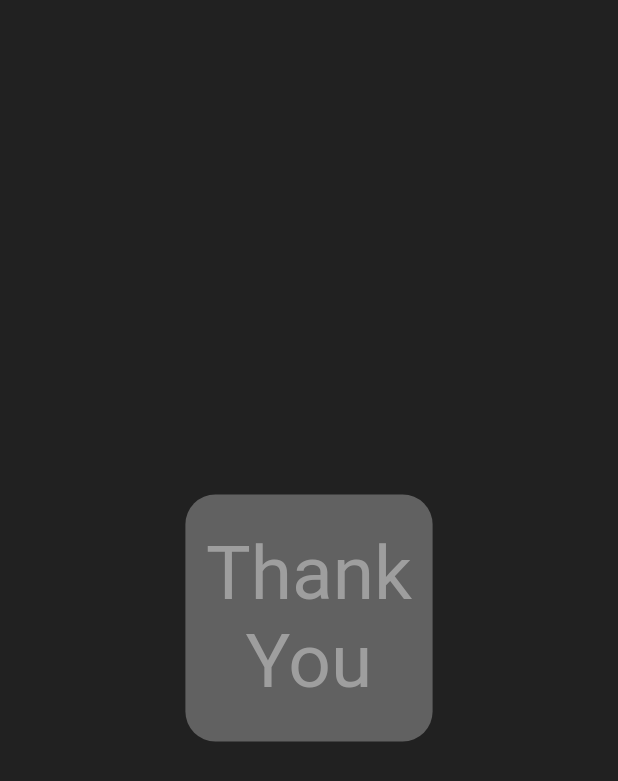
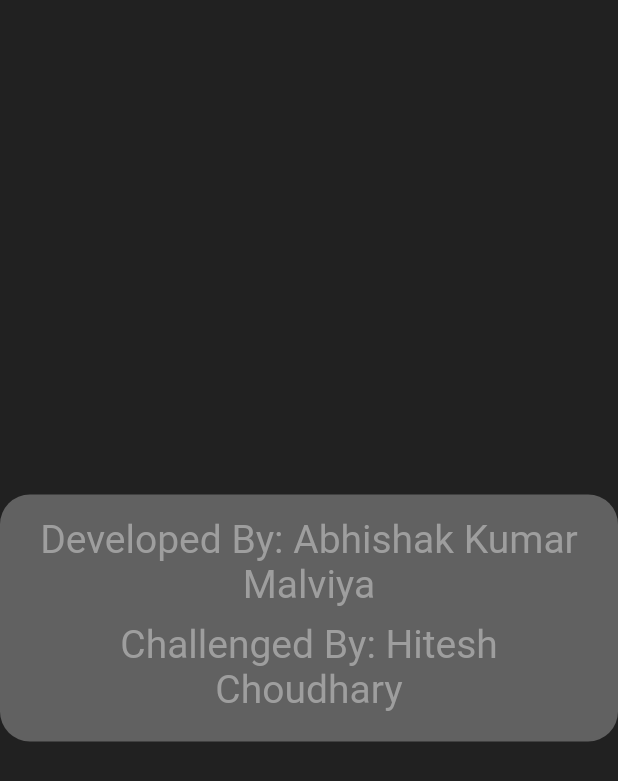
Before and after one commit to akmalviya03/lco_challenge, a Flutter app: the finalScreen screen opened directly, on a phone screen of 412 x 824 dp. Shown: the top 781 px of the screen. Run offline on Flutter 3.47's test engine with Material 2 defaults, Android fonts, the phone set to English and light mode, and no system bars; our stand-ins replace assets_audio_player.

Commit message:
Added Background Music

```diff
--- a/lib/startexercise.dart
+++ b/lib/startexercise.dart
@@ -33,7 +33,6 @@ class _StartExerciseState extends State<StartExercise> {
   int exer_sets;
   String exer_name;
   bool buttontoggle = true;
-  int breakTime = 40;
   int min;
   int sec;
   AssetsAudioPlayer assetsAudioPlayer = AssetsAudioPlayer();
@@ -41,10 +40,11 @@ class _StartExerciseState extends State<StartExercise> {
   void initState() {
     // TODO: implement initState
     super.initState();
-    exer_Time = widget.exercise_timings[0].toString();
+    exer_Time = widget.exercise_timings[0].toString() + ":" + (00).toString();
     exer_img = widget.exercise_images[0];
     exer_sets = 1;
     exer_name = widget.exercise_names[0];
+    assetsAudioPlayer.loop = true;
   }
 
   void update() async {
@@ -53,6 +53,11 @@ class _StartExerciseState extends State<StartExercise> {
         exer_sets = (i + 1);
       });
       while (j < 5) {
+        assetsAudioPlayer.open(
+          Audio(widget.exercise_audio[j]),
+        );
+        assetsAudioPlayer.loop = true;
+        assetsAudioPlayer.play();
         setState(() {
           exer_img = widget.exercise_images[j];
           exer_name = widget.exercise_names[j];
@@ -70,13 +75,15 @@ class _StartExerciseState extends State<StartExercise> {
               })
               ..onDone(() {
                 if (j == 4 && exer_sets == widget.sets) {
+                  assetsAudioPlayer.stop();
                   showDialog(context: context, child: finalScreen());
                 } else {
+                  assetsAudioPlayer.stop();
                   showDialog(context: context, child: BreakDialog());
                 }
               });
         await Future.delayed(
-            Duration(seconds: ((widget.exercise_timings[j]*60) + 40)));
+            Duration(seconds: ((widget.exercise_timings[j] * 60) + 40)));
         j++;
       }
       j = 0;
@@ -146,7 +153,7 @@ class _StartExerciseState extends State<StartExercise> {
                               color: Color(0xff616161),
                             ),
                             child: Padding(
-                              padding: const EdgeInsets.all(80.0),
+                              padding: const EdgeInsets.all(10.0),
                               child: Image.asset(
                                 exer_img.toString(),
                               ),
@@ -221,13 +228,18 @@ class _BreakDialogState extends State<BreakDialog> {
       backgroundColor: Colors.transparent,
       body: Center(
         child: Container(
-          decoration: BoxDecoration(color: Color(0xff616161),borderRadius: BorderRadius.all(Radius.circular(20))),
+          decoration: BoxDecoration(
+              color: Color(0xff616161),
+              borderRadius: BorderRadius.all(Radius.circular(20))),
           width: MediaQuery.of(context).size.width * 0.40,
           height: MediaQuery.of(context).size.height * 0.20,
           child: Center(
-            child: Text(
-              val.toString(),
-              style: TextStyle(color: Color(0xff9E9E9E), fontSize: 50),
+            child: Padding(
+              padding: const EdgeInsets.all(8.0),
+              child: Text(
+                val.toString(),
+                style: TextStyle(color: Color(0xff9E9E9E), fontSize: 50),
+              ),
             ),
           ),
         ),
@@ -243,14 +255,29 @@ class finalScreen extends StatelessWidget {
       backgroundColor: Color(0xff212121),
       body: Center(
         child: Container(
-          decoration: BoxDecoration(color: Color(0xff616161),borderRadius: BorderRadius.all(Radius.circular(20))),
-          width: MediaQuery.of(context).size.width * 0.40,
+          decoration: BoxDecoration(
+              color: Color(0xff616161),
+              borderRadius: BorderRadius.all(Radius.circular(20))),
+          width: double.infinity,
           height: MediaQuery.of(context).size.height * 0.20,
           child: Center(
-            child: Text(
-              'Thank You',
-              textAlign: TextAlign.center,
-              style: TextStyle(color: Color(0xff9E9E9E),fontSize: 50),
+            child: Padding(
+              padding: const EdgeInsets.all(15.0),
+              child: Column(
+                children: <Widget>[
+                  Text(
+                    'Developed By: Abhishak Kumar Malviya',
+                    textAlign: TextAlign.center,
+                    style: TextStyle(color: Color(0xff9E9E9E), fontSize: 26),
+                  ),
+                  SizedBox(height: 10),
+                  Text(
+                    'Challenged By: Hitesh Choudhary',
+                    textAlign: TextAlign.center,
+                    style: TextStyle(color: Color(0xff9E9E9E), fontSize: 26),
+                  ),
+                ],
+              ),
             ),
           ),
         ),
```
